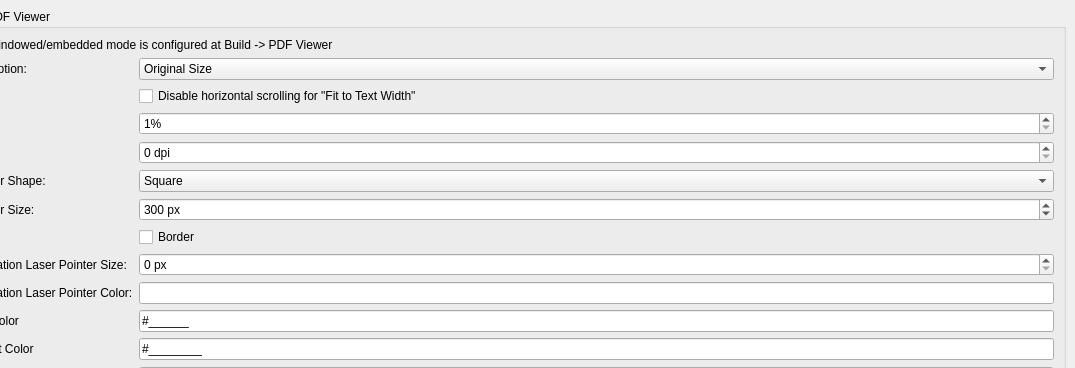
Old version of the form src/configdialog.ui in the repository texstudio-org/texstudio; both pictures show x 303 to 1378 and y 0 to 368 of the 1378 by 864 pixel window.
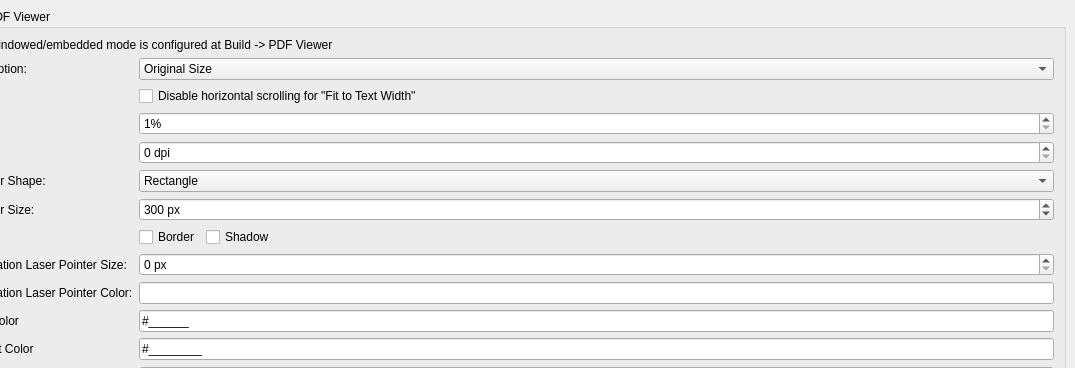
New version of the form. The open tabs and pages were chosen to show the change. Icons and pictures are not drawn.

Commit message: rectangular magnifier with shadow (#2889)

Patch:
```diff
--- a/src/configdialog.ui
+++ b/src/configdialog.ui
@@ -4314,7 +4314,7 @@
                    <widget class="QComboBox" name="comboBoxPreviewMagnifierShape">
                     <item>
                      <property name="text">
-                      <string>Square</string>
+                      <string>Rectangle</string>
                      </property>
                     </item>
                     <item>
@@ -4376,11 +4376,35 @@
                    </widget>
                   </item>
                   <item row="7" column="1">
+                   <layout class="QHBoxLayout" name="HBoxLayout_magnifier">
+                    <item>
                    <widget class="QCheckBox" name="checkBoxPreviewMagnifierBorder">
                     <property name="text">
                      <string>Border</string>
                     </property>
                    </widget>
+                    </item>
+                    <item>
+                     <widget class="QCheckBox" name="checkBoxPreviewMagnifierShadow">
+                      <property name="text">
+                       <string>Shadow</string>
+                      </property>
+                     </widget>
+                    </item>
+                    <item>
+                     <spacer>
+                      <property name="orientation">
+                       <enum>Qt::Horizontal</enum>
+                      </property>
+                      <property name="sizeHint" stdset="0">
+                       <size>
+                        <width>0</width>
+                        <height>0</height>
+                       </size>
+                      </property>
+                     </spacer>
+                    </item>
+                   </layout>
                   </item>
                   <item row="1" column="1">
                    <widget class="QComboBox" name="comboBoxPreviewScale">
```
Left out of the diff: 5 changed lines with no effect on the pictures. Lines whose indentation alone changed are shown as unchanged. The commit also changes 4 other files.
